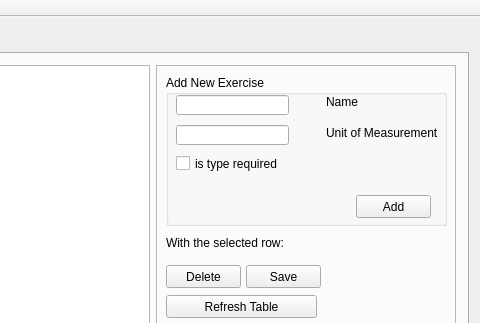
First picture: the form in src/harrix_swiss_knife/fitness_window.ui, repository Harrix/harrix-swiss-knife, before the edit; both pictures show x 711 to 1191 and y 0 to 323 of the 1191 by 822 pixel window.
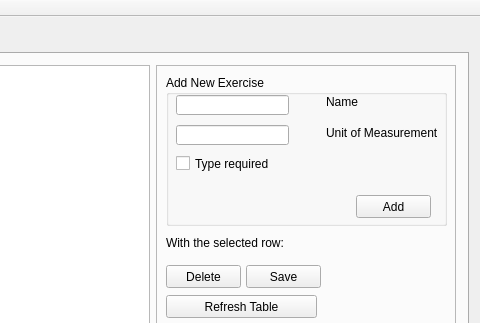
Second picture: the form after the edit. The open tabs and pages were chosen to show the change.

```diff
--- a/src/harrix_swiss_knife/fitness_window.ui
+++ b/src/harrix_swiss_knife/fitness_window.ui
@@ -451,7 +451,7 @@
              </rect>
             </property>
             <property name="text">
-             <string>is type required</string>
+             <string>Type required</string>
             </property>
            </widget>
           </widget>
```
